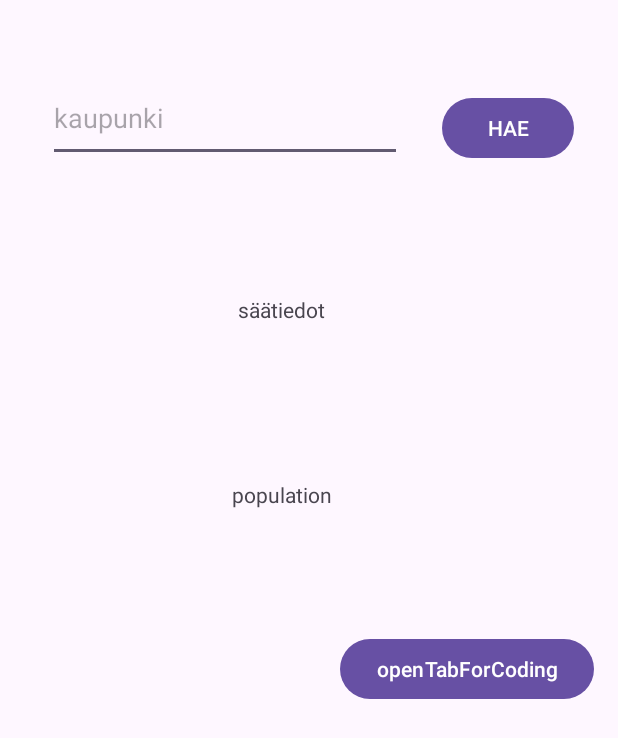
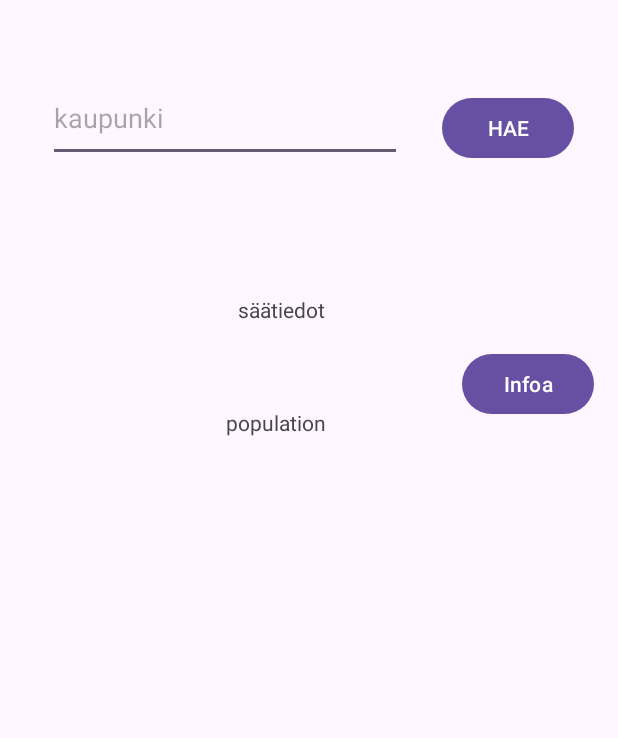
Before and after one commit to eerihyppanen/Harkkatyo, an Android app: the screen it shows after launch (MainActivity), on a phone screen of 412 x 824 dp. Shown: the top 738 px of the screen. Run offline under Robolectric (Android 15) with nearby library versions, the phone set to English and light mode, and no system bars.

Commit message:
ekat koodit
toinen push: sää ja asukasmäärä toimii

kolmas push: fragmentit lisätty

neljäs: ui korjattu ja fragmenteissä tietoa

```diff
--- a/app/src/main/res/layout/activity_main.xml
+++ b/app/src/main/res/layout/activity_main.xml
@@ -49,10 +49,10 @@
         android:id="@+id/txtPopulation"
         android:layout_width="wrap_content"
         android:layout_height="wrap_content"
-        android:layout_marginTop="104dp"
+        android:layout_marginTop="56dp"
         android:text="population"
         app:layout_constraintEnd_toEndOf="parent"
-        app:layout_constraintHorizontal_bias="0.447"
+        app:layout_constraintHorizontal_bias="0.437"
         app:layout_constraintStart_toStartOf="parent"
         app:layout_constraintTop_toBottomOf="@+id/txtWeather" />
 
@@ -62,12 +62,12 @@
         android:layout_height="wrap_content"
         android:layout_marginBottom="32dp"
         android:onClick="onTabClick"
-        android:text="openTabForCoding"
+        android:text="Infoa"
         app:layout_constraintBottom_toBottomOf="parent"
         app:layout_constraintEnd_toEndOf="parent"
-        app:layout_constraintHorizontal_bias="0.933"
+        app:layout_constraintHorizontal_bias="0.95"
         app:layout_constraintStart_toStartOf="parent"
         app:layout_constraintTop_toBottomOf="@+id/btnSearch"
-        app:layout_constraintVertical_bias="0.493" />
+        app:layout_constraintVertical_bias="0.193" />
 
 </androidx.constraintlayout.widget.ConstraintLayout>
--- a/app/src/main/res/layout/activity_tab.xml
+++ b/app/src/main/res/layout/activity_tab.xml
@@ -21,12 +21,12 @@
         <com.google.android.material.tabs.TabItem
             android:layout_width="wrap_content"
             android:layout_height="wrap_content"
-            android:text="Vertailu" />
+            android:text="Infoa sovelluksesta" />
 
         <com.google.android.material.tabs.TabItem
             android:layout_width="wrap_content"
             android:layout_height="wrap_content"
-            android:text="Visa" />
+            android:text="Sovelluksen kehittäjät" />
     </com.google.android.material.tabs.TabLayout>
     <androidx.viewpager2.widget.ViewPager2
         android:layout_width="match_parent"
--- a/app/src/main/res/layout/fragment_b.xml
+++ b/app/src/main/res/layout/fragment_b.xml
@@ -7,8 +7,11 @@
 
     <!-- TODO: Update blank fragment layout -->
     <TextView
+        android:id="@+id/txtSofware"
         android:layout_width="match_parent"
         android:layout_height="match_parent"
-        android:text="@string/hello_blank_fragment" />
+        android:text="Sovellus näyttää haettavan kaupungin sään ja asukasluvun. Lisäksi sovelluksessa
+on infoa toimminnoista ja kehittäjistä"
+        android:layout_gravity="center"/>
 
 </FrameLayout>
```
Also changed, not shown: app/src/main/java/com/example/harkkatyo/FragmentA.java (+24 -33 lines), app/src/main/res/layout/fragment_a.xml (+7 -6 lines), app/src/main/res/layout/fragment_c.xml (+10 -1 lines).
